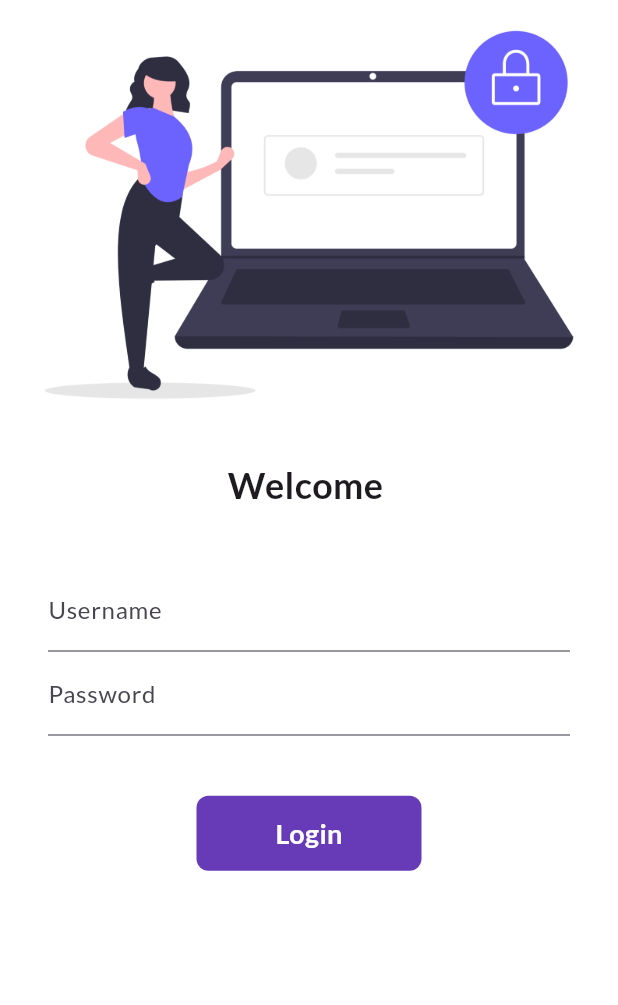
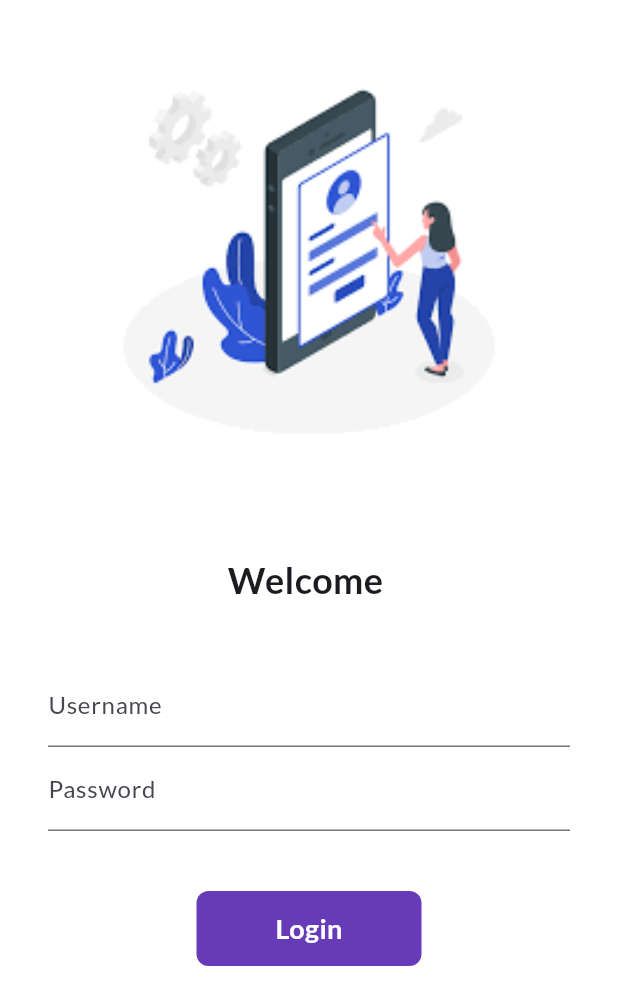
Before and after one commit to Sahil-sardhara/Catalog, a Flutter app: the screen it shows after launch, on a phone screen of 412 x 824 dp. Shown: the top 1005 px of the screen. Run offline on Flutter 3.47's test engine with Material 3 defaults, Android fonts, the phone set to English and light mode, and no system bars; our stand-ins replace google_fonts.

Commit message:
day-7 completed

```diff
--- a/lib/pages/login_page.dart
+++ b/lib/pages/login_page.dart
@@ -15,15 +15,32 @@ class _MyloginState extends State<Mylogin> {
 
   String name="";
   bool changebtn =false;
+   final _keyvalue= GlobalKey<FormState>();
+
+   movetohome(BuildContext context) async {
+     if(_keyvalue.currentState!.validate()) {
+       setState(() {
+         changebtn = true;
+       });
+       await Future.delayed(Duration(seconds: 1));
+       await Navigator.pushNamed(context, Myroutes.homeroute);
+       setState(() {
+         changebtn = false;
+       });
+     }
+   }
+
 
   @override
   Widget build(BuildContext context) {
     return Material(
       color: Colors.white,
       child: SingleChildScrollView(
+        child: Form(
+          key: _keyvalue,
           child: Column(
             children: [
-            Image.asset("assets/image/login.png",fit: BoxFit.cover,),
+              Image.asset("assets/image/images.png",fit: BoxFit.fill,height: 350,),
               SizedBox(height: 20,),
 
               Text('Welcome $name',
@@ -41,6 +58,12 @@ class _MyloginState extends State<Mylogin> {
                           hintStyle: TextStyle(color: Colors.black),
                           label: Text('Username'),
                       ),
+                      validator: (value){
+                        if(value!.isEmpty){
+                          return "Username cannot be empty";
+                        }
+                        return null;
+                      },
                       onChanged: (value){
                         name = value;
                         setState(() {
@@ -55,42 +78,41 @@ class _MyloginState extends State<Mylogin> {
                           hintStyle: TextStyle(color: Colors.black),
                           label: Text('Password')
                       ),
+                      validator: (value){
+                        if(value!.isEmpty){
+                          return "password cannot be empty";
+                        }
+                        else if(value.length<6){
+                          return "password length must be 6";
+                        }
+
+                        return null;
+                      },
                     ),
                     SizedBox(height: 40,),
-                  InkWell(
-                    onTap: () async {
-                      setState(() {
-                        changebtn=true;
-                      });
-                      await Future.delayed(Duration(seconds: 1));
-                      Navigator.pushNamed(context, Myroutes.homeroute);
-                    },
+                    Material(
+                      color: Colors.deepPurple,
+                        borderRadius: BorderRadius.circular(changebtn?50:8),
+                      child: InkWell(
+                        onTap: () => movetohome(context),
+
                         child: AnimatedContainer(
                           duration: Duration(seconds: 1),
                           height: 50,
                           width: changebtn?50 : 150,
                           alignment: Alignment.center,
                           child:changebtn?Icon(Icons.done,color: Colors.white,): Text("Login",style: TextStyle(fontSize: 18,color: Colors.white,fontWeight: FontWeight.bold),),
-                      decoration: BoxDecoration(
-                        borderRadius: BorderRadius.circular(changebtn?50:8),
-                        color: Colors.deepPurple,
+
+
                           ),
                         ),
-                  )
-                  /*ElevatedButton(onPressed: (){
-                    Navigator.pushNamed(context, Myroutes.homeroute);
-
-                  }, child: Text('Login',style: TextStyle(color: Colors.white,),),
-                    style: TextButton.styleFrom(backgroundColor: Colors.deepPurple,minimumSize: Size(150,40),
-
                       ),
-
-                  )*/
                   ],
                 ),
               )
             ],
           ),
+        ),
       )
     );
   }
```
Also changed, not shown: assets/image/images.png (added), assets/image/login_image.jpg (added). Lines whose indentation alone changed are shown as unchanged.
